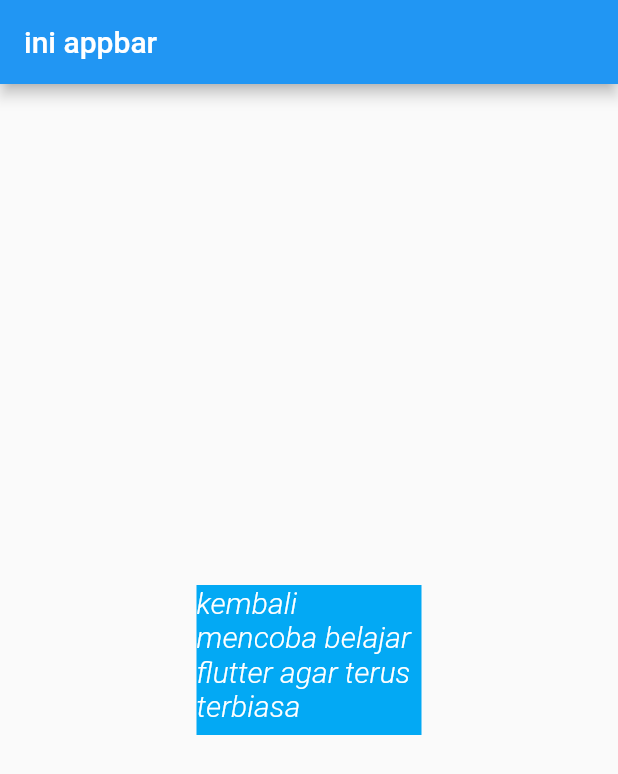
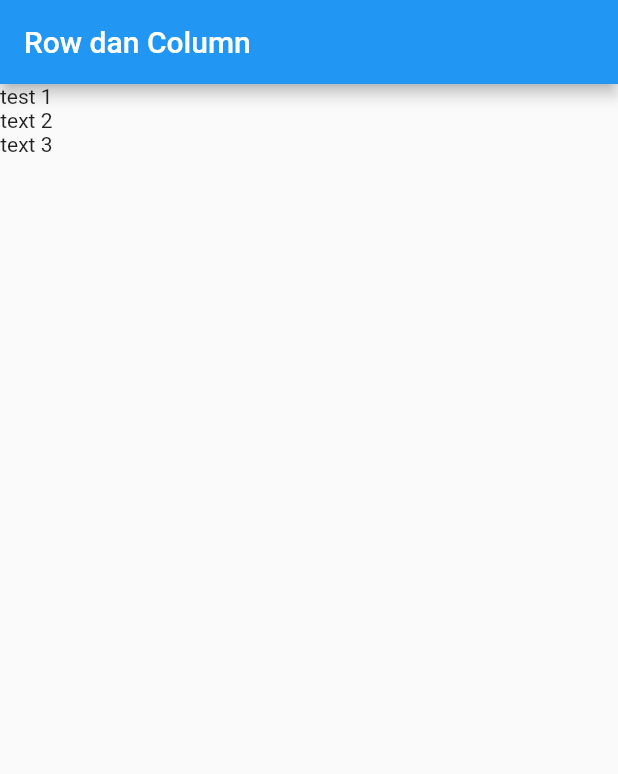
Before and after one commit to ikhsan15/my-flutter, a Flutter app: the screen it shows after launch, on a phone screen of 412 x 824 dp. Shown: the top 774 px of the screen. Run offline on Flutter 3.47's test engine with Material 2 defaults, Android fonts, the phone set to English and light mode, and no system bars.

Commit message:
widget row

```diff
--- a/flutterku/lib/main.dart
+++ b/flutterku/lib/main.dart
@@ -15,25 +15,16 @@ class MyApp extends StatelessWidget {
       // yang di dalam nya terdapat widget yang bernama MaterialApp dengan design material,
       debugShowCheckedModeBanner: false,
       home: Scaffold(
-        // dan tampilan utama adalah widget scaffold (tampilan dasar aplikasi android yang memiliki setidak nya 2 bagian utama, appbar dan body, appbar memiliki property title yang di isi dengan widget Text yang akan menampilkan sebuah string)
-        appBar: AppBar(
-          title: const Text("ini appbar"),
-        ),
-        body: Center(
-            child: Container(
-                color: Colors.lightBlue,
-                width: 150,
-                height: 100,
-                child: const Text(
-                  "kembali mencoba belajar flutter agar terus terbiasa",
-                  // textAlign: TextAlign.center,
-                  style: TextStyle(
-                      color: Colors.white,
-                      fontStyle: FontStyle.italic,
-                      fontWeight: FontWeight.w300,
-                      fontSize: 20),
-                ))),
-      ),
+          // dan tampilan utama adalah widget scaffold (tampilan dasar aplikasi android yang memiliki setidak nya 2 bagian utama, appbar dan body
+          appBar: AppBar(
+            title: const Text("Row dan Column"),
+          ),
+          body: Column(
+            children: const [
+              // di dalam colum terdiri dari kumpulan widget
+              Text("test 1"), Text("text 2"), Text("text 3")
+            ],
+          )),
     );
   }
 }
```
